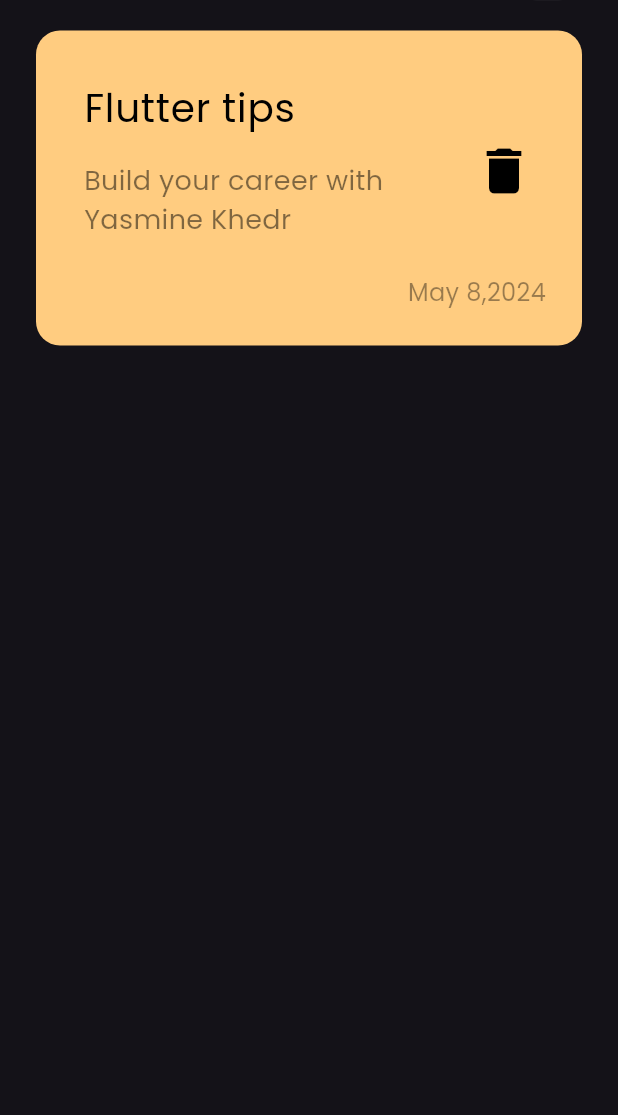
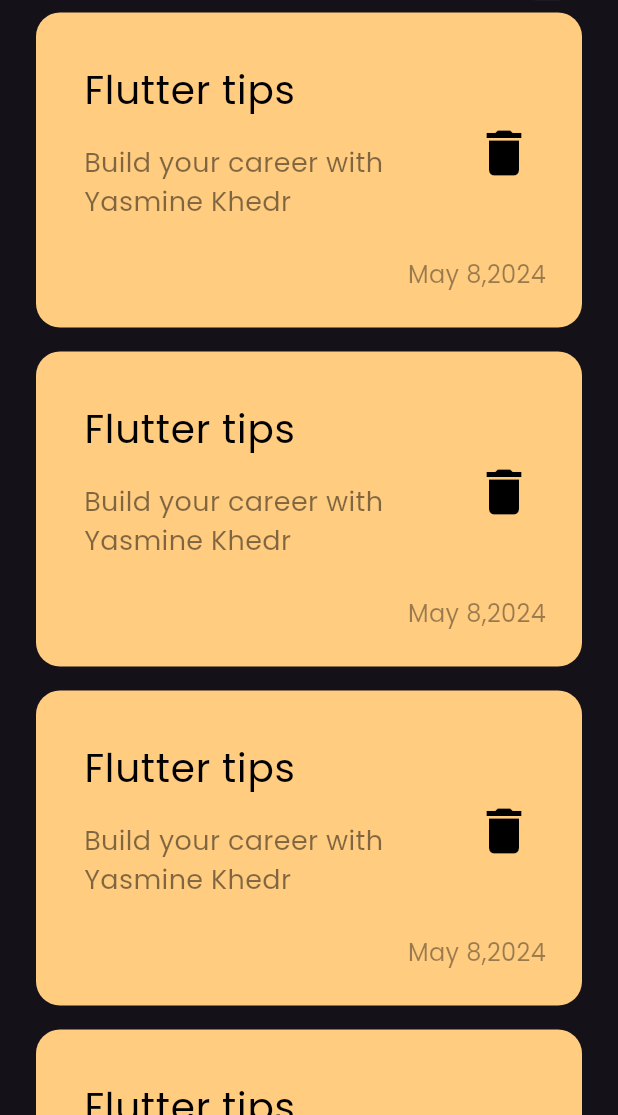
Before and after one commit to yasminekhedr2/note_app, a Flutter app: the screen it shows after launch, on a phone screen of 412 x 824 dp, the part 121-1236 px from its top. Run offline on Flutter 3.47's test engine with Material 3 defaults, Android fonts, the phone set to English and light mode, and no system bars.

Commit message:
Create Notes listview

```diff
--- a/lib/views/widgets/Custom_Note_Item.dart
+++ b/lib/views/widgets/Custom_Note_Item.dart
@@ -1,14 +1,14 @@
 import 'package:flutter/material.dart';
 
 class NoteItem extends StatelessWidget {
-  NoteItem({super.key,required this.color});
-dynamic color;
+  NoteItem({super.key});
+
   @override
   Widget build(BuildContext context) {
     return Container(
           padding: const EdgeInsets.only(top: 24,bottom: 24,left: 16,),
       decoration: BoxDecoration(
-        color: color,
+        color: Color(0xffffcc80),
     borderRadius: BorderRadius.circular(16)
 
 
--- /dev/null
+++ b/lib/views/widgets/notes_list_view.dart
@@ -0,0 +1,18 @@
+import 'package:flutter/material.dart';
+import 'package:notes_app/views/widgets/Custom_Note_Item.dart';
+
+class NotesListView extends StatelessWidget {
+  const NotesListView({super.key});
+
+  @override
+  Widget build(BuildContext context) {
+    return ListView.builder(
+
+    itemBuilder:(context, index) {
+      return Padding(
+        padding: const EdgeInsets.symmetric(vertical: 8),
+        child: NoteItem(),
+      );
+    },);
+  }
+}
--- a/lib/views/widgets/notes_view_body.dart
+++ b/lib/views/widgets/notes_view_body.dart
@@ -2,6 +2,7 @@ import 'package:flutter/material.dart';
 import 'package:notes_app/views/widgets/Custom_Note_Item.dart';
 
 import 'package:notes_app/views/widgets/custom_app_bar.dart';
+import 'package:notes_app/views/widgets/notes_list_view.dart';
 
 class NotesViewBody extends StatelessWidget {
   const NotesViewBody({super.key});
@@ -14,8 +15,10 @@ class NotesViewBody extends StatelessWidget {
         children: [
           SizedBox(height: 35,),
           CustomAppBar(),
-            SizedBox(height: 20,),
-       NoteItem (color: Color(0xffffcc80))
+          Expanded(child: NotesListView())
+
+
+
 
 
       ],),
```
